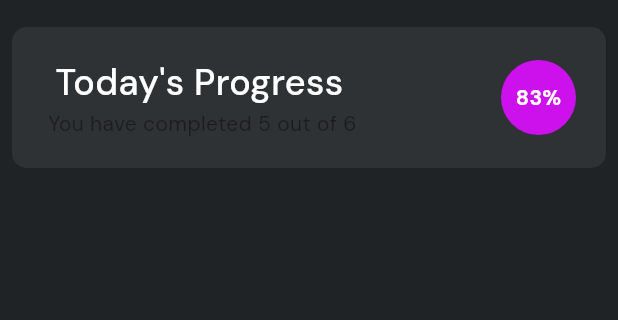
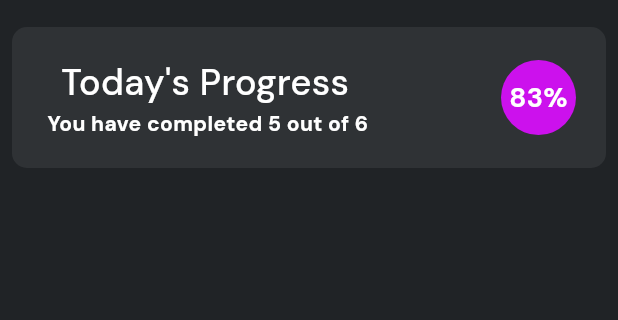
Before and after one commit to ADWx2001/flutter-app-practice, a Flutter app: the screen it shows after launch, on a phone screen of 412 x 824 dp, the part 69-389 px from its top. Run offline on Flutter 3.47's test engine with Material 3 defaults, Android fonts, the phone set to English and light mode, and no system bars; our stand-ins replace go_router, google_fonts.

Commit message:
feat:finished the prohress bar

```diff
--- a/notes_app/lib/widgets/progress_card.dart
+++ b/notes_app/lib/widgets/progress_card.dart
@@ -31,6 +31,7 @@ class _ProgressCardState extends State<ProgressCard> {
         mainAxisAlignment: MainAxisAlignment.spaceBetween,
         children: [
           Column(
+            mainAxisAlignment: MainAxisAlignment.start,
             children: [
 
               const Text(
@@ -38,7 +39,12 @@ class _ProgressCardState extends State<ProgressCard> {
                 style: AppTextStyles.appSubtitle
               ),
               Text(
-                " You have completed ${widget.completedTasks} out of ${widget.totalTasks}"
+                " You have completed ${widget.completedTasks} out of ${widget.totalTasks}",
+                style: TextStyle(
+                  fontWeight: FontWeight.bold,
+                  color: AppColors.aWhiteColor,
+
+                ),
               ),
             ],
           ),
@@ -54,7 +60,8 @@ class _ProgressCardState extends State<ProgressCard> {
                 "${((widget.completedTasks/widget.totalTasks)*100).toInt()}%",
                 style: TextStyle(
                   fontWeight: FontWeight.bold,
-                  color: AppColors.aWhiteColor
+                  color: AppColors.aWhiteColor,
+                  fontSize: 18
                 ),
               )
             ),
```
